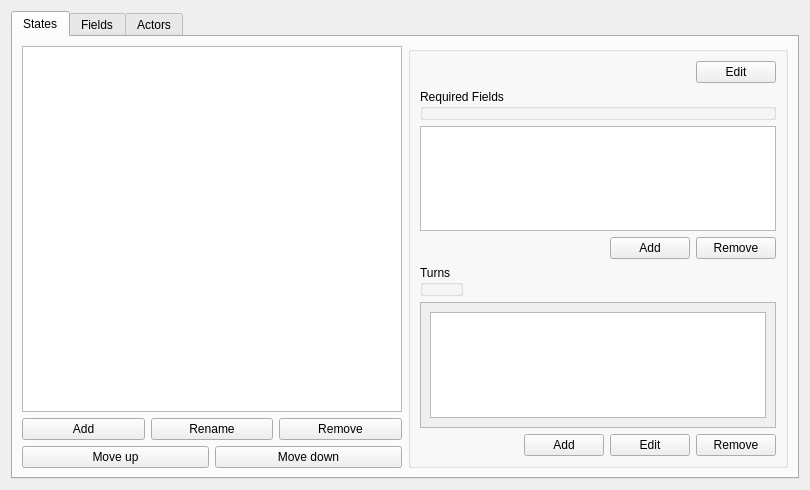
Above: plugins/Commands/Dialog/dialogcreateview.ui from KDE/simon before the change. Below: the same form after it.
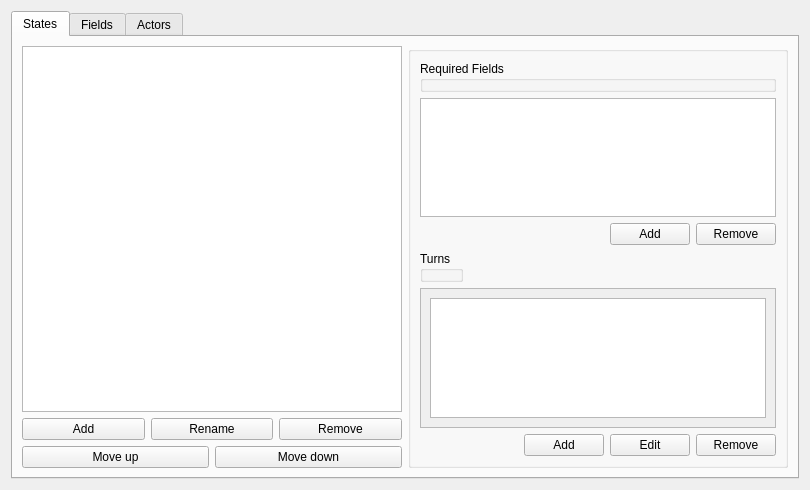
That is the form after the change. Custom widgets are drawn as their Qt base class.

```diff
--- a/plugins/Commands/Dialog/dialogcreateview.ui
+++ b/plugins/Commands/Dialog/dialogcreateview.ui
@@ -85,33 +85,6 @@
             <bool>false</bool>
            </property>
            <layout class="QVBoxLayout" name="verticalLayout">
-            <item>
-             <layout class="QHBoxLayout" name="horizontalLayout_6">
-              <item>
-               <spacer name="horizontalSpacer_2">
-                <property name="orientation">
-                 <enum>Qt::Horizontal</enum>
-                </property>
-                <property name="sizeHint" stdset="0">
-                 <size>
-                  <width>40</width>
-                  <height>20</height>
-                 </size>
-                </property>
-               </spacer>
-              </item>
-              <item>
-               <widget class="KPushButton" name="pbEditState">
-                <property name="text">
-                 <string>Edit</string>
-                </property>
-                <property name="checkable">
-                 <bool>true</bool>
-                </property>
-               </widget>
-              </item>
-             </layout>
-            </item>
             <item>
              <widget class="QGroupBox" name="gbRequiredFields">
               <property name="title">
@@ -197,7 +170,7 @@
                  <x>0</x>
                  <y>0</y>
                  <width>370</width>
-                 <height>141</height>
+                 <height>157</height>
                 </rect>
                </property>
                <layout class="QVBoxLayout" name="verticalLayout_4">
```
